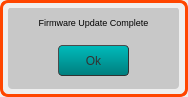
This is standalone/ezpz/forms/fwupdatecompleteformWin.ui in Muse-Kinetics/softstep_editor as Qt 5 draws it before an edit. The edited form follows.
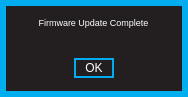
This is the edited form.

Commit message: Ported all the ezpz .ui forms to windows. Fixed all font sizes as well as  label placement/size in a few places to make windows match mac layout.

The edit to the form file:
```diff
--- a/standalone/ezpz/forms/fwupdatecompleteformWin.ui
+++ b/standalone/ezpz/forms/fwupdatecompleteformWin.ui
@@ -13,6 +13,112 @@
   <property name="windowTitle">
    <string>Form</string>
   </property>
+  <property name="styleSheet">
+   <string notr="true">QWidget
+{
+	background:		rgba(35,31,32,255);
+	border: 6px solid rgba(0,174,239,255);
+}  
+
+QWidget:hover
+{
+	/*border:				3px solid rgb(0, 126, 126)*/
+}        
+
+/* ---------- QLabels ------------*/
+QLabel
+{
+	background:		rgba(0,0,0,0);
+	color: 				white;
+	font: 				7pt &quot;Futura&quot;;
+	border:				none;
+}
+
+QLabel:hover
+{
+	border:				none;
+}  
+
+/* ---------- QSpinBox ------------*/
+QSpinBox
+{
+	font: 7pt &quot;Futura&quot;;
+	border: 2px solid rgb(0,174,239);
+	background-color: rgba(0, 0, 0, 255);
+	color: white;
+	padding:0, 3, 0, 0;
+}
+
+QSpinBox::focus
+{
+	border: none;
+	outline: none;
+}
+
+/* ---------- QLineEdit ------------*/
+QLineEdit
+{
+	font: 7pt &quot;Futura&quot;;
+	background: rgba(0,174,239,0);
+	border: 2px solid rgba(0,174,239,255);
+	border-radius: 0px;
+	color: white;
+	padding-left: 2px;
+	padding-bottom: 2px;
+}
+
+QLineEdit:focus
+{
+	font: 7pt &quot;Futura&quot;;
+	background: rgba(0,174,239,0);
+	border: 2px solid white;
+	border-radius: 0px;
+	color: white;
+	padding-left: 2px;
+	padding-bottom: 2px;
+}
+
+/* ---------- QCheckBox ------------*/
+QCheckBox
+{
+	font: 7pt &quot;Futura&quot;;
+	background:rgba(0,174,239,0);
+	color: white;
+	padding:0, 3, 0, 0;
+	border: none;
+}
+
+QCheckBox:focus
+{
+	background:rgba(0,174,239,0);
+}
+
+
+/* ------- QStackedWidget ---------*/
+QStackedWidget
+{
+border-top: 1px solid white;
+background: black;
+}
+
+/*---------- QPushButton ---------*/
+QPushButton
+{
+	border: 2px solid rgba(0,174,239,255);
+	font: 7pt &quot;Futura&quot;;
+	color: white;
+}
+
+QPushButton:pressed
+{
+	border: 2px solid white;
+	font: 7pt &quot;Futura&quot;;
+	background: rgba(0,174,239,255);
+	color: white;
+}
+
+</string>
+  </property>
   <widget class="QFrame" name="warningFrame">
    <property name="geometry">
     <rect>
@@ -23,19 +129,7 @@
     </rect>
    </property>
    <property name="styleSheet">
-    <string notr="true">QFrame {
-		background-color: qlineargradient(spread: pan, 
-															x1:0, y1:0, x2:1, y2:1, 
-															stop:0 rgba(100,100, 100, 255), 
-															stop:0.5 rgba(70, 70,70, 255),
-															stop:1 rgba(100,100,100, 255)
-															);
-	border-bottom-left-radius:8.0;
-	border-bottom-right-radius:8.0;
-	border-top-left-radius:8.0;
-	border-top-right-radius:8.0;
-	border: 3px solid rgb(255, 70, 0);
-}</string>
+    <string notr="true"/>
    </property>
    <property name="frameShape">
     <enum>QFrame::StyledPanel</enum>
@@ -54,7 +148,7 @@
     </property>
     <property name="styleSheet">
      <string notr="true">QFrame {
-	background:rgba(200, 200, 200, 255);
+	background:rgba(200, 200, 200, 0);
 	border-bottom-left-radius:4.0;
 	border-bottom-right-radius:4.0;
 	border-top-left-radius:4.0;
@@ -93,30 +187,17 @@
     <widget class="QPushButton" name="ok">
      <property name="geometry">
       <rect>
-       <x>50</x>
-       <y>37</y>
-       <width>71</width>
-       <height>31</height>
+       <x>66</x>
+       <y>50</y>
+       <width>40</width>
+       <height>20</height>
       </rect>
      </property>
      <property name="styleSheet">
-      <string notr="true">QPushButton {
-	font-family: &quot;Arial&quot;;
-	font-size: 12px;
-	background-color: qlineargradient(spread:repeat, x1:1, y1:0, x2:1, y2:1, stop:1 rgb(0, 126, 126), stop:0 rgb(0, 187, 187));
-	border-style: outset;
-	border-radius: 4.0;
-	border-width: 1px;
-	border-color: rgb(50, 50, 50);
-	color: rgba(50,50,50);
-}
-
-QPushButton:pressed {
-	background-color: qlineargradient(spread:repeat, x1:1, y1:0, x2:1, y2:1, stop:0 rgb(0, 126, 126), stop:1 rgb(0, 187, 187));
-}</string>
+      <string notr="true"/>
      </property>
      <property name="text">
-      <string>Ok</string>
+      <string>OK</string>
      </property>
     </widget>
    </widget>
```
Left out of the diff: 12 changed lines with no effect on the pictures. The commit also changes 7 other files.
